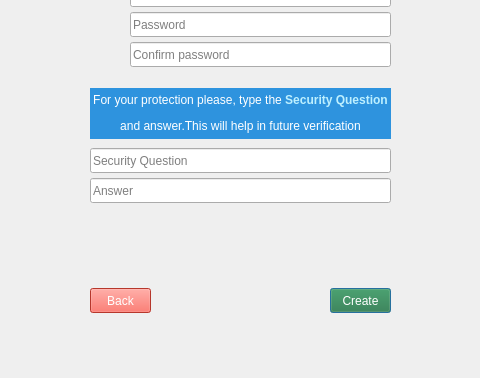
Old version of the form LeonCam/NewProfile.ui in the repository kazimierczak-robert/LeonCam; both pictures show x 160 to 640 and y 222 to 600 of the 800 by 600 pixel window.
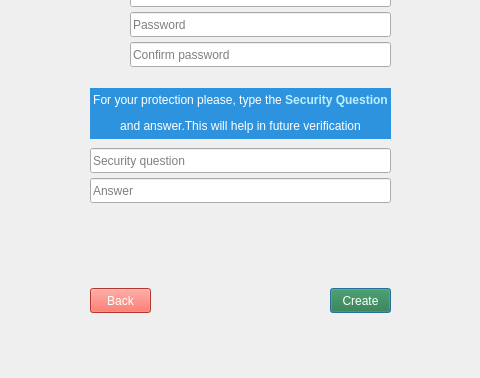
New version of the form. Icons and pictures are not drawn.

Diff of the .ui file:
```diff
--- a/LeonCam/NewProfile.ui
+++ b/LeonCam/NewProfile.ui
@@ -137,7 +137,7 @@
     <string/>
    </property>
    <property name="placeholderText">
-    <string>Security Question</string>
+    <string>Security question</string>
    </property>
   </widget>
   <widget class="QLineEdit" name="LEAnswer">
```
